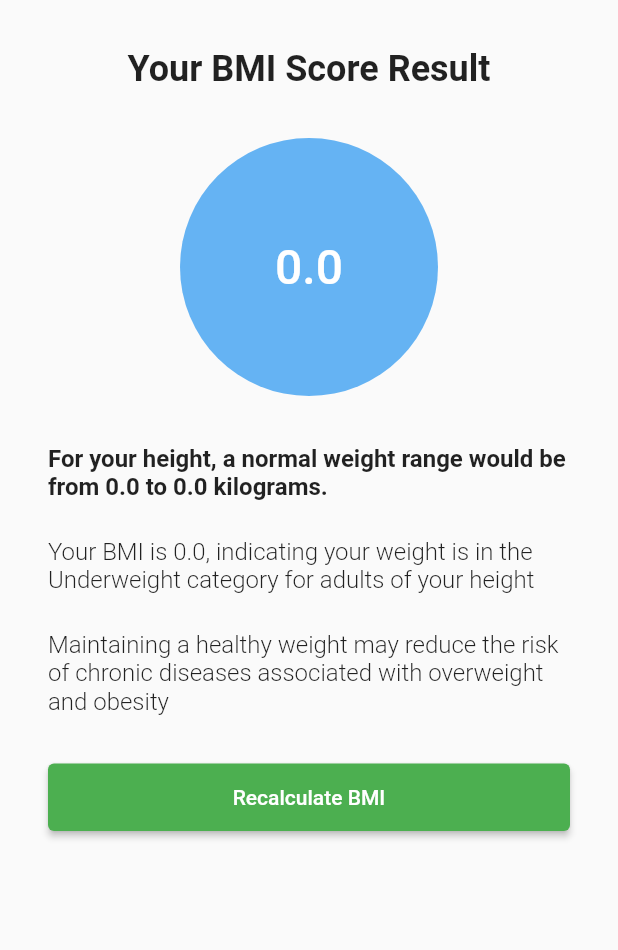
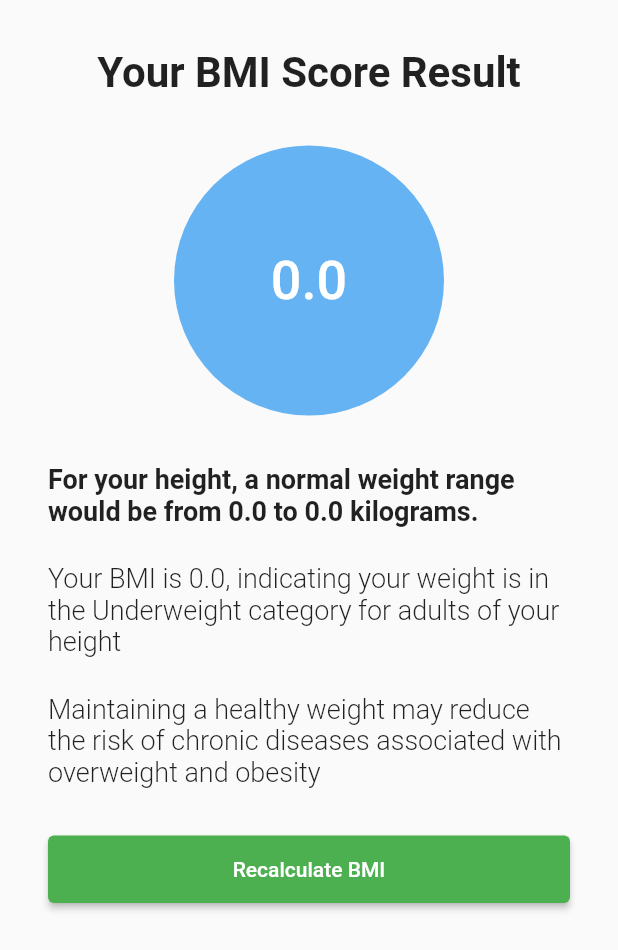
Before and after one commit to ilhamabdulm/flutter-bmi-calculator, a Flutter app: the DetailPage screen opened directly with empty values, on a phone screen of 412 x 824 dp. Shown: the top 950 px of the screen. Run offline on Flutter 3.47's test engine with Material 2 defaults, Android fonts, the phone set to English and light mode, and no system bars.

Commit message:
update based on review

```diff
--- a/lib/pages/detail.dart
+++ b/lib/pages/detail.dart
@@ -1,5 +1,4 @@
 import 'package:bmi_calculator/models/weight.dart';
-import 'package:bmi_calculator/utils/calculator.dart';
 import 'package:bmi_calculator/utils/helpers.dart';
 import 'package:flutter/material.dart';
 
@@ -19,36 +18,40 @@ class DetailPage extends StatelessWidget {
       required this.resultNormal})
       : super(key: key);
 
+  @override
   Widget build(BuildContext context) {
     return (Scaffold(
       body: SafeArea(
+          child: Container(
+        height: MediaQuery.of(context).size.height,
         child: SingleChildScrollView(
           child: Container(
               padding: const EdgeInsets.all(32),
               child: Column(
                 crossAxisAlignment: CrossAxisAlignment.start,
+                mainAxisSize: MainAxisSize.min,
                 children: [
                   Center(
                     child: Container(
                       margin: const EdgeInsets.only(bottom: 32),
                       child: const Text(
                         'Your BMI Score Result',
-                      style:
-                          TextStyle(fontSize: 24, fontWeight: FontWeight.bold),
+                        style: TextStyle(
+                            fontSize: 28, fontWeight: FontWeight.bold),
                       ),
                     ),
                   ),
                   Center(
                     child: Container(
-                    width: 172,
-                    height: 172,
+                      width: 180,
+                      height: 180,
                       decoration: BoxDecoration(
                           shape: BoxShape.circle, color: getColors(result)),
                       child: Center(
                           child: Text(
                         '$result',
                         style: const TextStyle(
-                          fontSize: 32,
+                            fontSize: 36,
                             fontWeight: FontWeight.w500,
                             color: Colors.white),
                       )),
@@ -63,7 +66,7 @@ class DetailPage extends StatelessWidget {
                           Text(
                             'For your height, a normal weight range would be from ${resultNormal.minimum} to ${resultNormal.maximum} kilograms.',
                             style: const TextStyle(
-                              fontSize: 16, fontWeight: FontWeight.w600),
+                                fontSize: 18, fontWeight: FontWeight.w600),
                           ),
                           const SizedBox(
                             height: 24,
@@ -71,7 +74,7 @@ class DetailPage extends StatelessWidget {
                           Text(
                             'Your BMI is $result, indicating your weight is in the ${getBMIStatus(result)} category for adults of your height',
                             style: const TextStyle(
-                              fontSize: 16, fontWeight: FontWeight.w300),
+                                fontSize: 18, fontWeight: FontWeight.w300),
                           ),
                           const SizedBox(
                             height: 24,
@@ -79,11 +82,12 @@ class DetailPage extends StatelessWidget {
                           const Text(
                             "Maintaining a healthy weight may reduce the risk of chronic diseases associated with overweight and obesity",
                             style: TextStyle(
-                              fontSize: 16, fontWeight: FontWeight.w300),
+                                fontSize: 18, fontWeight: FontWeight.w300),
                           ),
                         ]),
                   ),
-                Expanded(
+                  Flexible(
+                      fit: FlexFit.loose,
                       child: Row(
                         mainAxisAlignment: MainAxisAlignment.end,
                         crossAxisAlignment: CrossAxisAlignment.end,
@@ -103,6 +107,7 @@ class DetailPage extends StatelessWidget {
                       ))
                 ],
               )),
+        ),
       )),
     ));
   }
```
Lines whose indentation alone changed are shown as unchanged.
